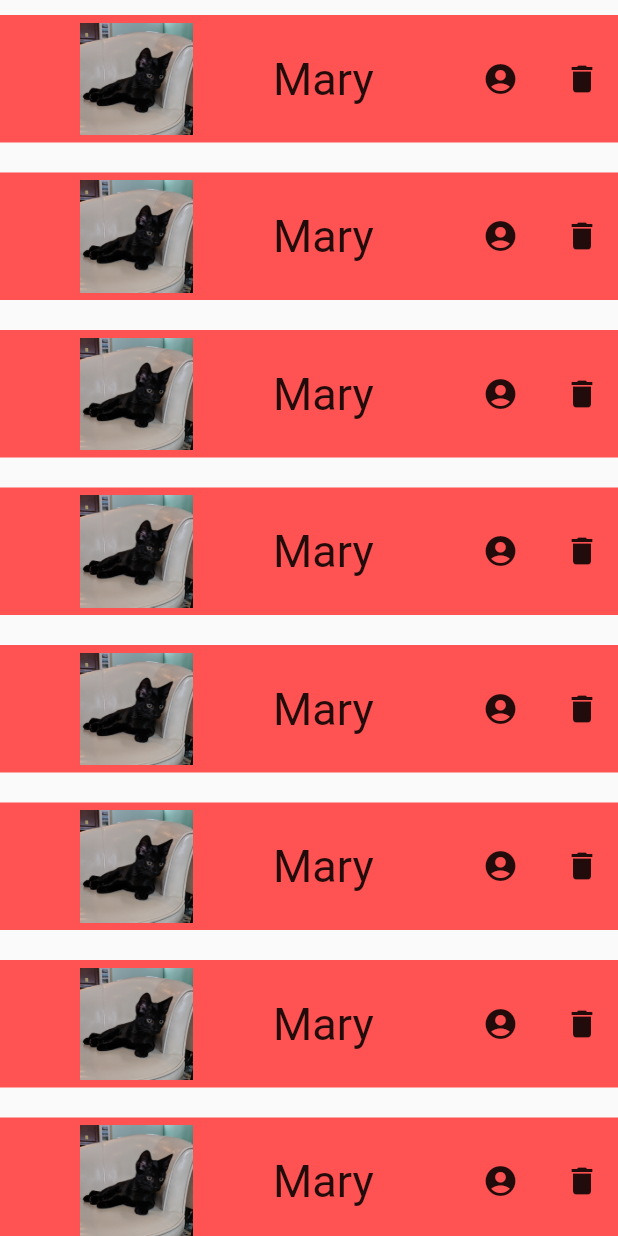
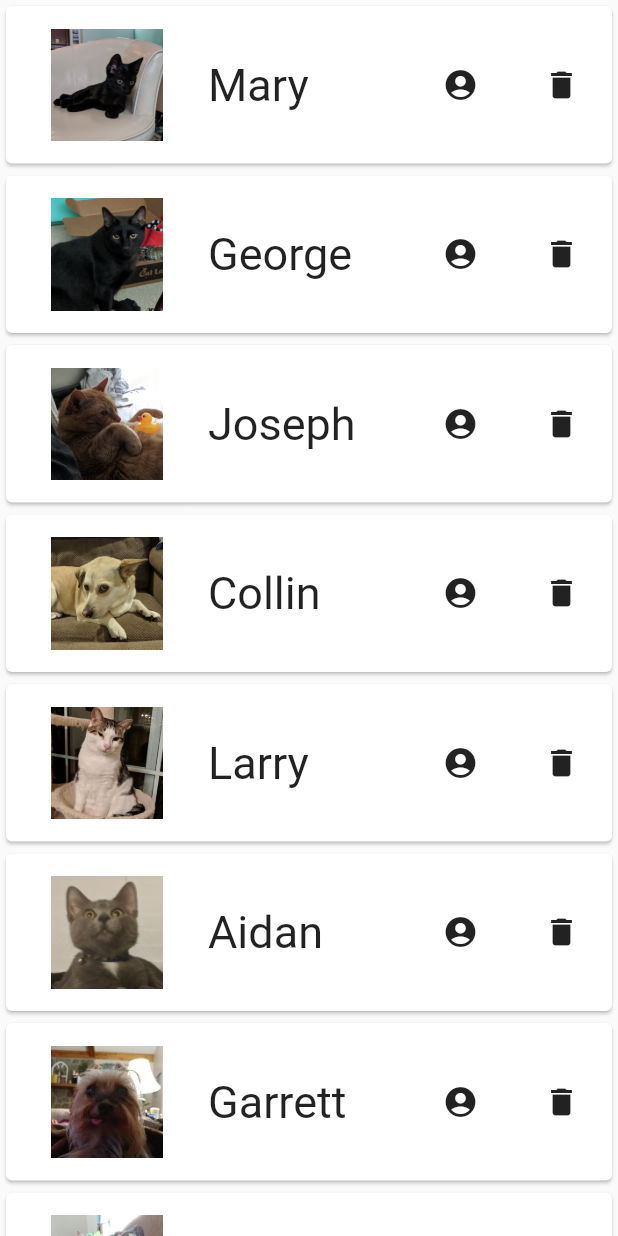
Before and after one commit to ilally93/Pounce-Project, a Flutter app: the Hearted screen opened directly, on a phone screen of 412 x 824 dp. Run offline on Flutter 3.47's test engine with Material 2 defaults, Android fonts, the phone set to English and light mode, and no system bars; our stand-ins replace google_maps_flutter; missing offline and left inert: dotenv, echoar_package.

Commit message:
Changed to Cards and ListView

```diff
--- a/lib/hearted.dart
+++ b/lib/hearted.dart
@@ -13,19 +13,20 @@ class HeartedState extends State<Hearted> {
   @override
   Widget build(BuildContext context) {
     return Scaffold(
-      body:
-          Column(
+      body: ListView(
           children: [
-              Container(
+
+            Card(
+                child: Container(
                   padding: EdgeInsets.symmetric(vertical: 5, horizontal: 0),
                   margin: EdgeInsets.symmetric(vertical: rowMargins, horizontal: 0),
-                color: Colors.redAccent,
+                  //color: Colors.redAccent,
 
                   child: Row(
                     mainAxisAlignment: MainAxisAlignment.spaceEvenly,
                     children: [
                       Expanded(
-                      flex: 3,
+                        flex: 2,
                         child: Container(
                           //color: Colors.purple,
                             child: Image(
@@ -61,7 +62,9 @@ class HeartedState extends State<Hearted> {
                         ),
                       ),
 
-                    Container(
+                      Expanded(
+                        flex: 1,
+                        child: Container(
                             child: IconButton(
                               icon: Icon(Icons.delete),
                               tooltip: 'Remove this pet from your list',
@@ -69,23 +72,26 @@ class HeartedState extends State<Hearted> {
                               },
                             )
                         ),
+                      ),
                     ],
                   ),
+                )
             ),
-              Container(
+            Card(
+                child: Container(
                   padding: EdgeInsets.symmetric(vertical: 5, horizontal: 0),
                   margin: EdgeInsets.symmetric(vertical: rowMargins, horizontal: 0),
-                color: Colors.redAccent,
+                  //color: Colors.redAccent,
 
                   child: Row(
                     mainAxisAlignment: MainAxisAlignment.spaceEvenly,
                     children: [
                       Expanded(
-                      flex: 3,
+                        flex: 2,
                         child: Container(
                           //color: Colors.purple,
                             child: Image(
-                            image: AssetImage('assets/pets/001.png'),
+                              image: AssetImage('assets/pets/002.png'),
                               height: 75,
                               width: 75,
                             )
@@ -96,7 +102,7 @@ class HeartedState extends State<Hearted> {
                         flex: 2,
                         child: Container(
                           //color: Colors.blue,
-                          child: Text("Mary",
+                            child: Text("George",
                               style: TextStyle(
                                   fontSize: 30
                               ),)
@@ -117,7 +123,9 @@ class HeartedState extends State<Hearted> {
                         ),
                       ),
 
-                    Container(
+                      Expanded(
+                        flex: 1,
+                        child: Container(
                             child: IconButton(
                               icon: Icon(Icons.delete),
                               tooltip: 'Remove this pet from your list',
@@ -125,23 +133,26 @@ class HeartedState extends State<Hearted> {
                               },
                             )
                         ),
+                      ),
                     ],
                   ),
+                )
             ),
-              Container(
+            Card(
+                child: Container(
                   padding: EdgeInsets.symmetric(vertical: 5, horizontal: 0),
                   margin: EdgeInsets.symmetric(vertical: rowMargins, horizontal: 0),
-                color: Colors.redAccent,
+                  //color: Colors.redAccent,
 
                   child: Row(
                     mainAxisAlignment: MainAxisAlignment.spaceEvenly,
                     children: [
                       Expanded(
-                      flex: 3,
+                        flex: 2,
                         child: Container(
                           //color: Colors.purple,
                             child: Image(
-                            image: AssetImage('assets/pets/001.png'),
+                              image: AssetImage('assets/pets/003.png'),
                               height: 75,
                               width: 75,
                             )
@@ -152,7 +163,7 @@ class HeartedState extends State<Hearted> {
                         flex: 2,
                         child: Container(
                           //color: Colors.blue,
-                          child: Text("Mary",
+                            child: Text("Joseph",
                               style: TextStyle(
                                   fontSize: 30
                               ),)
@@ -173,7 +184,9 @@ class HeartedState extends State<Hearted> {
                         ),
                       ),
 
-                    Container(
+                      Expanded(
+                        flex: 1,
+                        child: Container(
                             child: IconButton(
                               icon: Icon(Icons.delete),
                               tooltip: 'Remove this pet from your list',
@@ -181,23 +194,26 @@ class HeartedState extends State<Hearted> {
                               },
                             )
                         ),
+                      ),
                     ],
                   ),
+                )
             ),
-              Container(
+            Card(
+                child: Container(
                   padding: EdgeInsets.symmetric(vertical: 5, horizontal: 0),
                   margin: EdgeInsets.symmetric(vertical: rowMargins, horizontal: 0),
-                color: Colors.redAccent,
+                  //color: Colors.redAccent,
 
                   child: Row(
                     mainAxisAlignment: MainAxisAlignment.spaceEvenly,
                     children: [
                       Expanded(
-                      flex: 3,
+                        flex: 2,
                         child: Container(
                           //color: Colors.purple,
                             child: Image(
-                            image: AssetImage('assets/pets/001.png'),
+                              image: AssetImage('assets/pets/004.png'),
                               height: 75,
                               width: 75,
                             )
@@ -208,7 +224,7 @@ class HeartedState extends State<Hearted> {
                         flex: 2,
                         child: Container(
                           //color: Colors.blue,
-                          child: Text("Mary",
+                            child: Text("Collin",
                               style: TextStyle(
                                   fontSize: 30
                               ),)
@@ -229,7 +245,9 @@ class HeartedState extends State<Hearted> {
                         ),
                       ),
 
-                    Container(
+                      Expanded(
+                        flex: 1,
+                        child: Container(
                             child: IconButton(
                               icon: Icon(Icons.delete),
                               tooltip: 'Remove this pet from your list',
@@ -237,23 +255,26 @@ class HeartedState extends State<Hearted> {
                               },
                             )
                         ),
+                      ),
                     ],
                   ),
+                )
             ),
-              Container(
+            Card(
+                child: Container(
                   padding: EdgeInsets.symmetric(vertical: 5, horizontal: 0),
                   margin: EdgeInsets.symmetric(vertical: rowMargins, horizontal: 0),
-                color: Colors.redAccent,
+                  //color: Colors.redAccent,
 
                   child: Row(
                     mainAxisAlignment: MainAxisAlignment.spaceEvenly,
                     children: [
                       Expanded(
-                      flex: 3,
+                        flex: 2,
                         child: Container(
                           //color: Colors.purple,
                             child: Image(
-                            image: AssetImage('assets/pets/001.png'),
+                              image: AssetImage('assets/pets/005.png'),
                               height: 75,
                               width: 75,
                             )
@@ -264,7 +285,7 @@ class HeartedState extends State<Hearted> {
                         flex: 2,
                         child: Container(
                           //color: Colors.blue,
-                          child: Text("Mary",
+                            child: Text("Larry",
                               style: TextStyle(
                                   fontSize: 30
                               ),)
@@ -285,7 +306,9 @@ class HeartedState extends State<Hearted> {
                         ),
                       ),
 
-                    Container(
+                      Expanded(
+                        flex: 1,
+                        child: Container(
                             child: IconButton(
                               icon: Icon(Icons.delete),
                               tooltip: 'Remove this pet from your list',
@@ -293,23 +316,26 @@ class HeartedState extends State<Hearted> {
                               },
                             )
                         ),
+                      ),
                     ],
                   ),
+                )
             ),
-              Container(
+            Card(
+                child: Container(
                   padding: EdgeInsets.symmetric(vertical: 5, horizontal: 0),
                   margin: EdgeInsets.symmetric(vertical: rowMargins, horizontal: 0),
-                color: Colors.redAccent,
+                  //color: Colors.redAccent,
 
                   child: Row(
                     mainAxisAlignment: MainAxisAlignment.spaceEvenly,
                     children: [
                       Expanded(
-                      flex: 3,
+                        flex: 2,
                         child: Container(
                           //color: Colors.purple,
                             child: Image(
-                            image: AssetImage('assets/pets/001.png'),
+                              image: AssetImage('assets/pets/006.png'),
                               height: 75,
                               width: 75,
                             )
@@ -320,7 +346,7 @@ class HeartedState extends State<Hearted> {
                         flex: 2,
                         child: Container(
                           //color: Colors.blue,
-                          child: Text("Mary",
+                            child: Text("Aidan",
                               style: TextStyle(
                                   fontSize: 30
                               ),)
@@ -341,7 +367,9 @@ class HeartedState extends State<Hearted> {
                         ),
                       ),
 
-                    Container(
+                      Expanded(
+                        flex: 1,
+                        child: Container(
                             child: IconButton(
                               icon: Icon(Icons.delete),
                               tooltip: 'Remove this pet from your list',
@@ -349,23 +377,26 @@ class HeartedState extends State<Hearted> {
                               },
                             )
                         ),
+                      ),
                     ],
                   ),
+                )
             ),
-              Container(
+            Card(
+                child: Container(
                   padding: EdgeInsets.symmetric(vertical: 5, horizontal: 0),
                   margin: EdgeInsets.symmetric(vertical: rowMargins, horizontal: 0),
-                color: Colors.redAccent,
+                  //color: Colors.redAccent,
 
                   child: Row(
                     mainAxisAlignment: MainAxisAlignment.spaceEvenly,
                     children: [
                       Expanded(
-                      flex: 3,
+                        flex: 2,
                         child: Container(
                           //color: Colors.purple,
                             child: Image(
-                            image: AssetImage('assets/pets/001.png'),
+                              image: AssetImage('assets/pets/007.png'),
                               height: 75,
                               width: 75,
                             )
@@ -376,7 +407,7 @@ class HeartedState extends State<Hearted> {
                         flex: 2,
                         child: Container(
                           //color: Colors.blue,
-                          child: Text("Mary",
+                            child: Text("Garrett",
                               style: TextStyle(
                                   fontSize: 30
                               ),)
@@ -397,7 +428,9 @@ class HeartedState extends State<Hearted> {
                         ),
                       ),
 
-                    Container(
+                      Expanded(
+                        flex: 1,
+                        child: Container(
                             child: IconButton(
                               icon: Icon(Icons.delete),
                               tooltip: 'Remove this pet from your list',
@@ -405,23 +438,26 @@ class HeartedState extends State<Hearted> {
                               },
                             )
                         ),
+                      ),
                     ],
                   ),
+                )
             ),
-              Container(
+            Card(
+                child: Container(
                   padding: EdgeInsets.symmetric(vertical: 5, horizontal: 0),
                   margin: EdgeInsets.symmetric(vertical: rowMargins, horizontal: 0),
-                color: Colors.redAccent,
+                  //color: Colors.redAccent,
 
                   child: Row(
                     mainAxisAlignment: MainAxisAlignment.spaceEvenly,
                     children: [
                       Expanded(
-                      flex: 3,
+                        flex: 2,
                         child: Container(
                           //color: Colors.purple,
                             child: Image(
-                            image: AssetImage('assets/pets/001.png'),
+                              image: AssetImage('assets/pets/008.png'),
                               height: 75,
                               width: 75,
                             )
@@ -432,7 +468,7 @@ class HeartedState extends State<Hearted> {
                         flex: 2,
                         child: Container(
                           //color: Colors.blue,
-                          child: Text("Mary",
+                            child: Text("Isabel",
                               style: TextStyle(
                                   fontSize: 30
                               ),)
@@ -453,7 +489,9 @@ class HeartedState extends State<Hearted> {
                         ),
                       ),
 
-                    Container(
+                      Expanded(
+                        flex: 1,
+                        child: Container(
                             child: IconButton(
                               icon: Icon(Icons.delete),
                               tooltip: 'Remove this pet from your list',
@@ -461,183 +499,16 @@ class HeartedState extends State<Hearted> {
                               },
                             )
                         ),
-                  ],
-                ),
-              ),
-              Container(
-                padding: EdgeInsets.symmetric(vertical: 5, horizontal: 0),
-                margin: EdgeInsets.symmetric(vertical: rowMargins, horizontal: 0),
-                color: Colors.redAccent,
-
-                child: Row(
-                  mainAxisAlignment: MainAxisAlignment.spaceEvenly,
-                  children: [
-                    Expanded(
-                      flex: 3,
-                      child: Container(
-                        //color: Colors.purple,
-                          child: Image(
-                            image: AssetImage('assets/pets/001.png'),
-                            height: 75,
-                            width: 75,
-                          )
-                      ),
-                    ),
-
-                    Expanded(
-                      flex: 2,
-                      child: Container(
-                        //color: Colors.blue,
-                          child: Text("Mary",
-                            style: TextStyle(
-                                fontSize: 30
-                            ),)
-                      ),
-                    ),
-
-                    Expanded(
-                      flex: 1,
-                      child: Container(
-                        //color: Colors.red,
-                          child: IconButton(
-                            icon: Icon(Icons.account_circle),
-                            tooltip: 'View pet profile',
-                            onPressed: () {
-
-                            },
-                          )
-                      ),
-                    ),
-
-                    Container(
-                        child: IconButton(
-                          icon: Icon(Icons.delete),
-                          tooltip: 'Remove this pet from your list',
-                          onPressed: () {
-                          },
-                        )
                       ),
                     ],
                   ),
-              ),
-              Container(
-                padding: EdgeInsets.symmetric(vertical: 5, horizontal: 0),
-                margin: EdgeInsets.symmetric(vertical: rowMargins, horizontal: 0),
-                color: Colors.redAccent,
-
-                child: Row(
-                  mainAxisAlignment: MainAxisAlignment.spaceEvenly,
-                  children: [
-                    Expanded(
-                      flex: 3,
-                      child: Container(
-                        //color: Colors.purple,
-                          child: Image(
-                            image: AssetImage('assets/pets/001.png'),
-                            height: 75,
-                            width: 75,
                 )
             ),
-                    ),
 
-                    Expanded(
-                      flex: 2,
-                      child: Container(
-                        //color: Colors.blue,
-                          child: Text("Mary",
-                            style: TextStyle(
-                                fontSize: 30
-                            ),)
-                      ),
-                    ),
-
-                    Expanded(
-                      flex: 1,
-                      child: Container(
-                        //color: Colors.red,
-                          child: IconButton(
-                            icon: Icon(Icons.account_circle),
-                            tooltip: 'View pet profile',
-                            onPressed: () {
-
-                            },
-                          )
-                      ),
-                    ),
-
-                    Container(
-                        child: IconButton(
-                          icon: Icon(Icons.delete),
-                          tooltip: 'Remove this pet from your list',
-                          onPressed: () {
-                          },
-                        )
-                    ),
-                  ],
-                ),
-              ),
-              Container(
-                padding: EdgeInsets.symmetric(vertical: 5, horizontal: 0),
-                margin: EdgeInsets.symmetric(vertical: rowMargins, horizontal: 0),
-                color: Colors.redAccent,
-
-                child: Row(
-                  mainAxisAlignment: MainAxisAlignment.spaceEvenly,
-                  children: [
-                    Expanded(
-                      flex: 3,
-                      child: Container(
-                        //color: Colors.purple,
-                          child: Image(
-                            image: AssetImage('assets/pets/001.png'),
-                            height: 75,
-                            width: 75,
-                          )
-                      ),
-                    ),
-
-                    Expanded(
-                      flex: 2,
-                      child: Container(
-                        //color: Colors.blue,
-                          child: Text("Mary",
-                            style: TextStyle(
-                                fontSize: 30
-                            ),)
-                      ),
-                    ),
-
-                    Expanded(
-                      flex: 1,
-                      child: Container(
-                        //color: Colors.red,
-                          child: IconButton(
-                            icon: Icon(Icons.account_circle),
-                            tooltip: 'View pet profile',
-                            onPressed: () {
-
-                            },
-                          )
-                      ),
-                    ),
-
-                    Container(
-                        child: IconButton(
-                          icon: Icon(Icons.delete),
-                          tooltip: 'Remove this pet from your list',
-                          onPressed: () {
-                          },
-                        )
-                    ),
-                  ],
-                ),
-              ),
           ]
 
       )
 
-
-
         );
   }
 }
```
Lines whose indentation alone changed are shown as unchanged.
